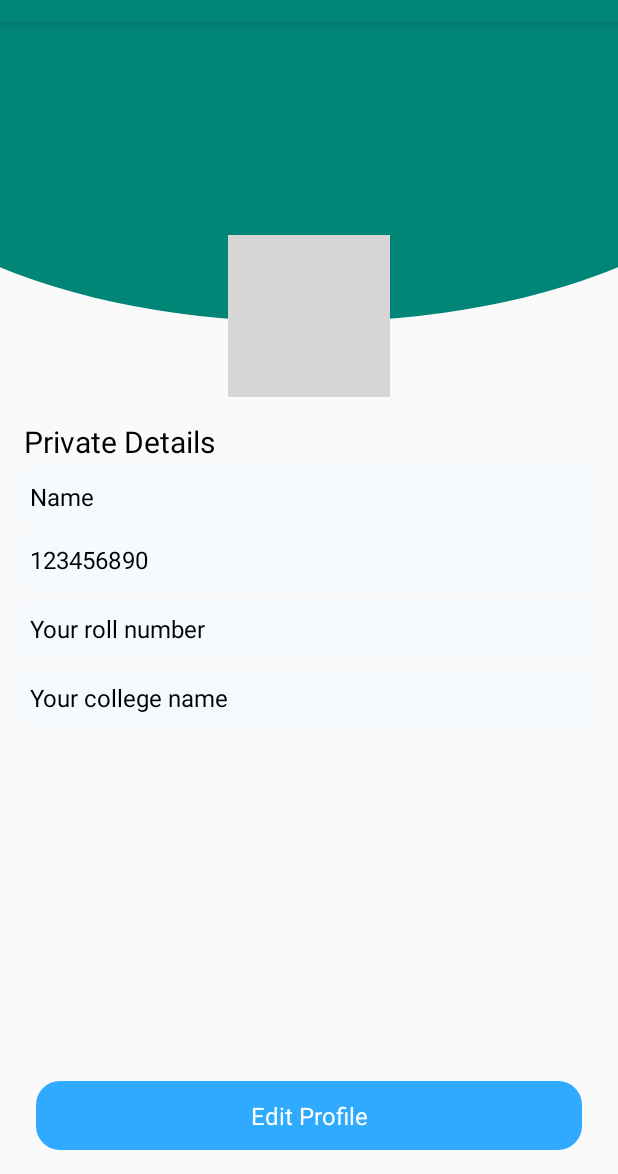
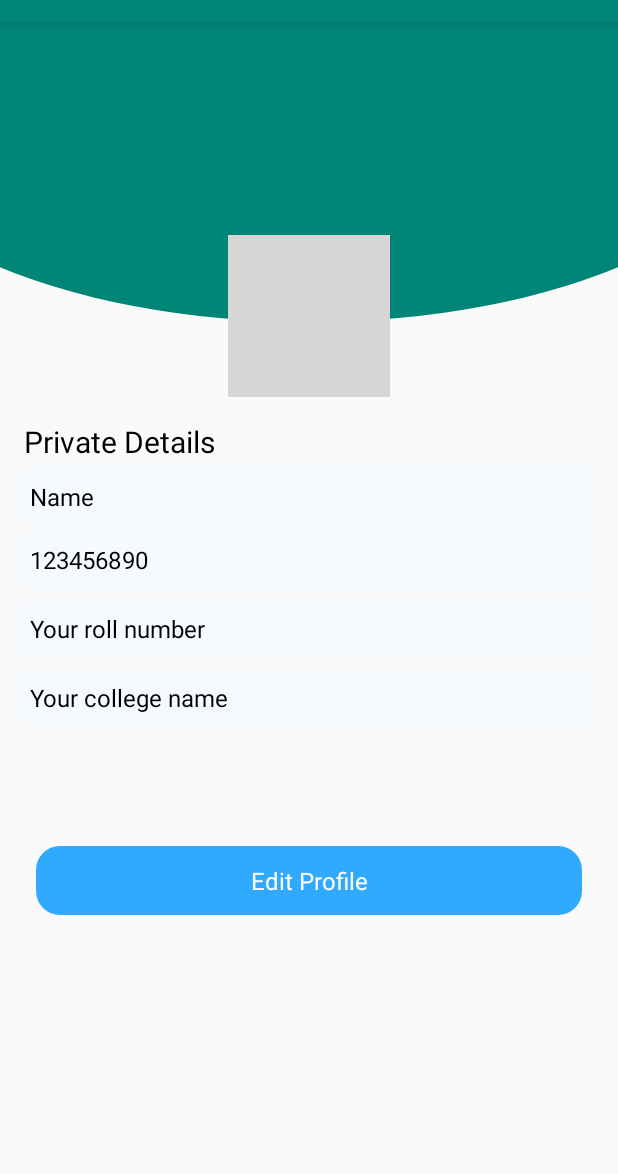
Before and after one commit to appteam-nith/nimbus2020, an Android app: the ProfileMain screen opened directly, with no data from a screen before it, on a phone screen of 412 x 824 dp, the part 62-1236 px from its top. Run offline under Robolectric (Android 15) with nearby library versions, the phone set to English and light mode, and no system bars; our stand-ins replace CircleImageView, Picasso; network calls fail; pictures from the network do not load; grey boxes are pictures that could not be loaded.

Commit message:
changes done

```diff
--- a/app/src/main/java/com/nith/appteam/nimbus2020/Activities/CampusAmbassadorPost.java
+++ b/app/src/main/java/com/nith/appteam/nimbus2020/Activities/CampusAmbassadorPost.java
@@ -113,7 +113,7 @@ public class CampusAmbassadorPost extends AppCompatActivity {
                         public Map<String, String> getHeaders() {
                             HashMap<String, String> headers = new HashMap<>();
 //                            headers.put("token", sharedPrefs.getString("token", ""));
-                            headers.put("token", "5e365b9abb840d2fb05ad40f");
+                            headers.put("access-token", "5e365b9abb840d2fb05ad40f");//TODO changes here:
 
                             return headers;
                         }
--- a/app/src/main/java/com/nith/appteam/nimbus2020/Activities/ProfileNew.java
+++ b/app/src/main/java/com/nith/appteam/nimbus2020/Activities/ProfileNew.java
@@ -104,7 +104,7 @@ public class ProfileNew extends AppCompatActivity {
                             try {
                                 jsonObject = new JSONObject(response);
                                 errorCode = (int) jsonObject.get("errorCode");
-                                token = (String) jsonObject.get("token");
+                                token = (String) jsonObject.get("access-token");
                                 editor.putString("token", token);
                                 editor.apply();
 
@@ -157,7 +157,7 @@ public class ProfileNew extends AppCompatActivity {
                         public Map<String, String> getHeaders() {
                             HashMap<String, String> headers = new HashMap<>();
                             if (editStatus.equals("true")) {
-                                headers.put("token", sharedPrefs.getString("token", ""));
+                                headers.put("access-token", sharedPrefs.getString("token", ""));
                                 return headers;
                             } else return null;
                         }
--- a/app/src/main/res/layout/activity_profile_main.xml
+++ b/app/src/main/res/layout/activity_profile_main.xml
@@ -5,6 +5,10 @@
     android:layout_width="match_parent"
     android:layout_height="match_parent"
     tools:context="com.nith.appteam.nimbus2020.Activities.ProfileNew">
+
+    <ScrollView
+        android:layout_width="match_parent"
+        android:layout_height="match_parent">
 
         <RelativeLayout
             android:layout_width="match_parent"
@@ -108,6 +112,7 @@
                 android:id="@+id/edit_profile"
                 android:layout_width="match_parent"
                 android:layout_height="wrap_content"
+                android:layout_below="@+id/college"
                 android:layout_alignParentBottom="true"
                 android:layout_centerHorizontal="true"
                 android:layout_marginLeft="24dp"
@@ -122,15 +127,6 @@
                 android:textAppearance="@style/Base.TextAppearance.AppCompat.Medium"
                 android:textColor="#fff"
                 android:textSize="16sp" />
-
-        <ProgressBar
-            android:id="@+id/login_progress"
-            android:layout_width="wrap_content"
-            android:layout_height="wrap_content"
-            android:layout_alignParentBottom="true"
-            android:layout_centerHorizontal="true"
-            android:layout_marginBottom="40dp"
-            android:theme="@style/AppTheme"
-            android:visibility="gone" />
         </RelativeLayout>
+    </ScrollView>
 </RelativeLayout>
--- a/app/src/main/res/layout/activity_profile_new.xml
+++ b/app/src/main/res/layout/activity_profile_new.xml
@@ -37,7 +37,7 @@
                     android:layout_centerHorizontal="true"
                     android:layout_marginBottom="10dp"
                     android:background="#E0E0E0"
-                    android:scaleType="fitCenter" />
+                    android:scaleType="centerCrop" />
             </RelativeLayout>
 
             <RelativeLayout
```
Lines whose indentation alone changed are shown as unchanged.
